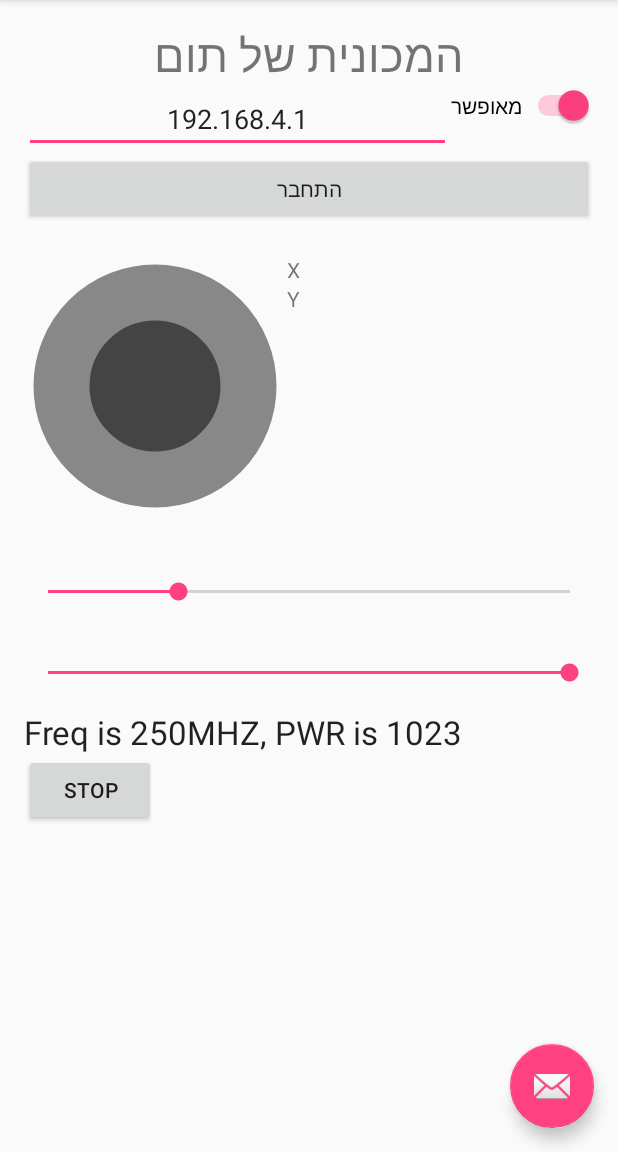
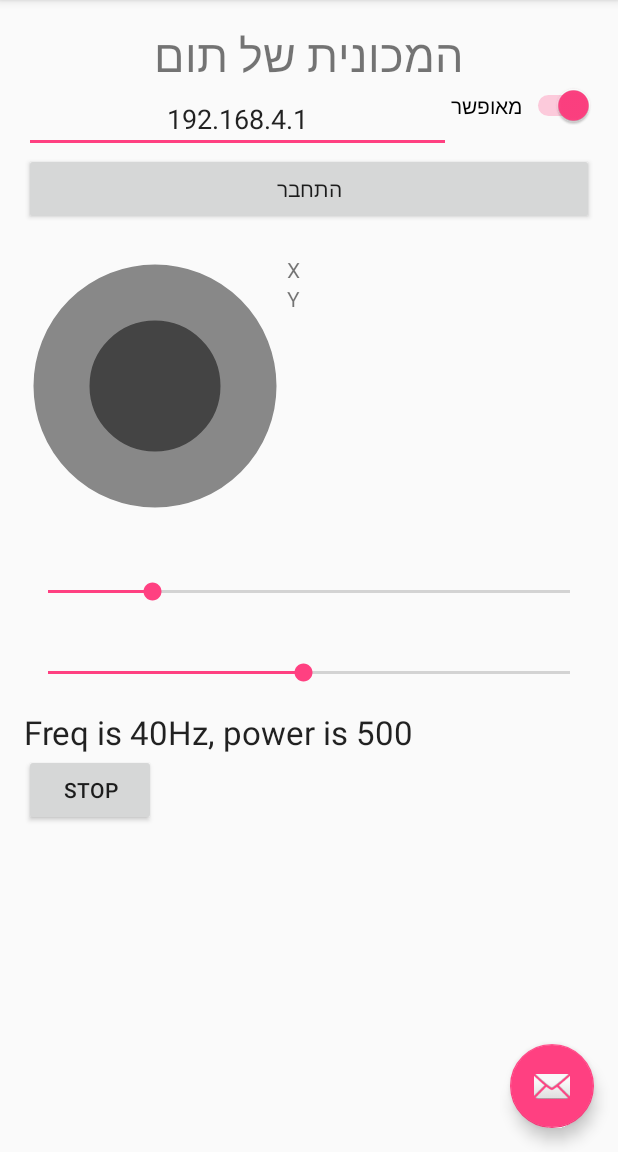
Before and after one commit to alon24/SmartCarAndroid, an Android app: the screen it shows after launch (MainActivity), in the side drawer, after a tap on "Joystick", on a phone screen of 412 x 824 dp, the part 84-1236 px from its top. Run offline under Robolectric (Android 15) with nearby library versions, the phone set to English and light mode, and no system bars.

Commit message:
more fixes for freq

```diff
--- a/app/src/main/java/alon24/smartcarandroid/JoystickFragment.java
+++ b/app/src/main/java/alon24/smartcarandroid/JoystickFragment.java
@@ -103,7 +103,7 @@ public class JoystickFragment extends Fragment implements SeekBar.OnSeekBarChang
         getActivity().runOnUiThread(new Runnable() {
             @Override
             public void run() {
-                freqPwrLab.setText(String.format("Freq is %dMHZ, PWR is %d", freqBar.getProgress(), pwrBar.getProgress()));
+                freqPwrLab.setText(String.format("Freq is %dHz, power is %d", freqBar.getProgress(), pwrBar.getProgress()));
             }
         });
 
--- a/app/src/main/res/layout/joystick_fragment.xml
+++ b/app/src/main/res/layout/joystick_fragment.xml
@@ -33,8 +33,8 @@
 		android:id="@+id/freqSeekeBar"
 		android:layout_marginBottom="16dp"
 		android:layout_marginTop="20dp"
-		android:max="1000"
-		android:progress="250"
+		android:max="200"
+		android:progress="40"
 		android:indeterminate="false" />
 
 	<SeekBar
@@ -44,7 +44,7 @@
 		android:layout_marginBottom="16dp"
 		android:layout_marginTop="20dp"
 		android:max="1023"
-		android:progress="1023"
+		android:progress="500"
 		android:indeterminate="false" />
 
 	<TextView
```
